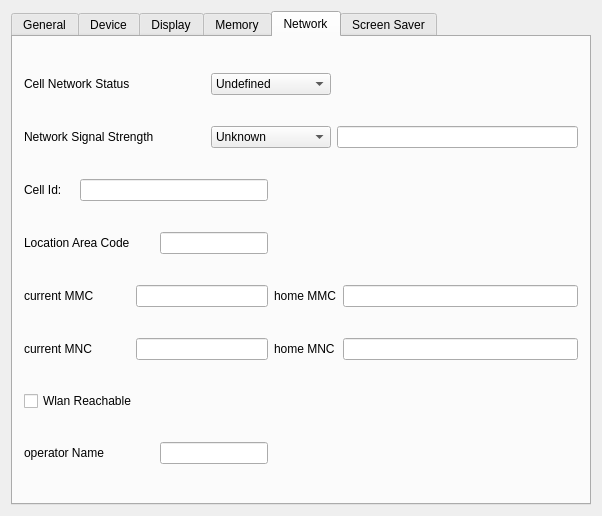
Old version of the form examples/sysinfo/dialog.ui in the repository qtproject/qt-mobility.
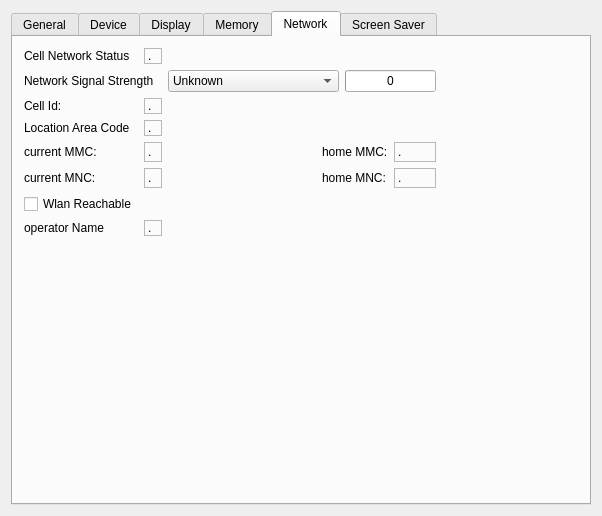
New version of the form.

Commit message: make network example work better. implement netwrk stuff in linux

Diff of the .ui file:
```diff
--- a/examples/sysinfo/dialog.ui
+++ b/examples/sysinfo/dialog.ui
@@ -14,7 +14,7 @@
    <string>Sysinfo</string>
   </property>
   <layout class="QGridLayout" name="gridLayout">
-   <item row="0" column="0">
+   <item row="0" column="1">
     <widget class="QTabWidget" name="tabWidget">
      <property name="currentIndex">
       <number>4</number>
@@ -535,66 +535,22 @@
        <string>Network</string>
       </attribute>
       <layout class="QGridLayout" name="gridLayout_3">
-       <item row="0" column="0" colspan="2">
+       <item row="0" column="0" colspan="3">
         <widget class="QLabel" name="label_5">
          <property name="text">
           <string>Cell Network Status</string>
          </property>
         </widget>
        </item>
-       <item row="0" column="4" colspan="2">
-        <widget class="QComboBox" name="comboBox_4">
-         <item>
-          <property name="text">
-           <string>Undefined</string>
-          </property>
-         </item>
-         <item>
-          <property name="text">
-           <string>No Network</string>
-          </property>
-         </item>
-         <item>
-          <property name="text">
-           <string>Emergency Only</string>
-          </property>
-         </item>
-         <item>
-          <property name="text">
-           <string>Searching</string>
-          </property>
-         </item>
-         <item>
-          <property name="text">
-           <string>Busy</string>
-          </property>
-         </item>
-         <item>
-          <property name="text">
-           <string>Home network</string>
-          </property>
-         </item>
-         <item>
-          <property name="text">
-           <string>Denied</string>
-          </property>
-         </item>
-         <item>
-          <property name="text">
-           <string>Roaming</string>
-          </property>
-         </item>
-        </widget>
-       </item>
-       <item row="1" column="0" colspan="3">
+       <item row="1" column="0" colspan="4">
         <widget class="QLabel" name="label_6">
          <property name="text">
           <string>Network Signal Strength</string>
          </property>
         </widget>
        </item>
-       <item row="1" column="4" colspan="2">
-        <widget class="QComboBox" name="comboBox_5">
+       <item row="1" column="5" colspan="3">
+        <widget class="QComboBox" name="netStrengthComboBox">
          <item>
           <property name="text">
            <string>Unknown</string>
@@ -627,8 +583,15 @@
          </item>
         </widget>
        </item>
-       <item row="1" column="6" colspan="2">
-        <widget class="QLineEdit" name="signalLineEdit"/>
+       <item row="1" column="8" colspan="2">
+        <widget class="QProgressBar" name="signalLevelProgressBar">
+         <property name="value">
+          <number>0</number>
+         </property>
+         <property name="format">
+          <string>%v</string>
+         </property>
+        </widget>
        </item>
        <item row="2" column="0">
         <widget class="QLabel" name="label_7">
@@ -637,58 +600,105 @@
          </property>
         </widget>
        </item>
-       <item row="2" column="1" colspan="4">
-        <widget class="QLineEdit" name="cellIdLineEdit"/>
-       </item>
-       <item row="3" column="0" colspan="2">
+       <item row="3" column="0" colspan="3">
         <widget class="QLabel" name="label_8">
          <property name="text">
           <string>Location Area Code</string>
          </property>
         </widget>
        </item>
-       <item row="3" column="3" colspan="2">
-        <widget class="QLineEdit" name="lacLineEdit"/>
-       </item>
        <item row="4" column="0" colspan="2">
         <widget class="QLabel" name="label_9">
          <property name="text">
-          <string>current MMC</string>
+          <string>current MMC:</string>
          </property>
         </widget>
        </item>
-       <item row="4" column="2" colspan="3">
-        <widget class="QLineEdit" name="curMmcLineEdit"/>
-       </item>
        <item row="4" column="5" colspan="2">
+        <spacer name="horizontalSpacer_4">
+         <property name="orientation">
+          <enum>Qt::Horizontal</enum>
+         </property>
+         <property name="sizeHint" stdset="0">
+          <size>
+           <width>125</width>
+           <height>20</height>
+          </size>
+         </property>
+        </spacer>
+       </item>
+       <item row="4" column="7" colspan="2">
         <widget class="QLabel" name="label_11">
          <property name="text">
-          <string>home MMC</string>
+          <string>home MMC:</string>
          </property>
         </widget>
        </item>
-       <item row="4" column="7">
-        <widget class="QLineEdit" name="homeMmcLineEdit"/>
+       <item row="4" column="9">
+        <widget class="QLabel" name="homeMMCLabel">
+         <property name="frameShape">
+          <enum>QFrame::StyledPanel</enum>
+         </property>
+         <property name="frameShadow">
+          <enum>QFrame::Sunken</enum>
+         </property>
+         <property name="text">
+          <string>.</string>
+         </property>
+        </widget>
+       </item>
+       <item row="4" column="10">
+        <spacer name="horizontalSpacer_5">
+         <property name="orientation">
+          <enum>Qt::Horizontal</enum>
+         </property>
+         <property name="sizeHint" stdset="0">
+          <size>
+           <width>118</width>
+           <height>20</height>
+          </size>
+         </property>
+        </spacer>
        </item>
        <item row="5" column="0" colspan="2">
         <widget class="QLabel" name="label_10">
          <property name="text">
-          <string>current MNC</string>
+          <string>current MNC:</string>
          </property>
         </widget>
        </item>
-       <item row="5" column="2" colspan="3">
-        <widget class="QLineEdit" name="curMncLineEdit"/>
+       <item row="5" column="6">
+        <spacer name="horizontalSpacer_6">
+         <property name="orientation">
+          <enum>Qt::Horizontal</enum>
+         </property>
+         <property name="sizeHint" stdset="0">
+          <size>
+           <width>119</width>
+           <height>20</height>
+          </size>
+         </property>
+        </spacer>
        </item>
-       <item row="5" column="5" colspan="2">
+       <item row="5" column="7" colspan="2">
         <widget class="QLabel" name="label_12">
          <property name="text">
-          <string>home MNC</string>
+          <string>home MNC:</string>
          </property>
         </widget>
        </item>
-       <item row="5" column="7">
-        <widget class="QLineEdit" name="homeMncLineEdit"/>
+       <item row="5" column="9">
+        <widget class="QLabel" name="homeMNCLabel">
+         <property name="frameShape">
+          <enum>QFrame::StyledPanel</enum>
+         </property>
+         <property name="frameShadow">
+          <enum>QFrame::Sunken</enum>
+         </property>
+         <property name="text">
+          <string>.</string>
+         </property>
+        </widget>
        </item>
        <item row="6" column="0" colspan="4">
         <widget class="QCheckBox" name="wlanCheckBox">
@@ -704,8 +714,109 @@
          </property>
         </widget>
        </item>
-       <item row="7" column="3" colspan="2">
-        <widget class="QLineEdit" name="operatorNameLineEdit"/>
+       <item row="8" column="1">
+        <spacer name="verticalSpacer_2">
+         <property name="orientation">
+          <enum>Qt::Vertical</enum>
+         </property>
+         <property name="sizeHint" stdset="0">
+          <size>
+           <width>20</width>
+           <height>217</height>
+          </size>
+         </property>
+        </spacer>
+       </item>
+       <item row="5" column="10">
+        <spacer name="horizontalSpacer_7">
+         <property name="orientation">
+          <enum>Qt::Horizontal</enum>
+         </property>
+         <property name="sizeHint" stdset="0">
+          <size>
+           <width>74</width>
+           <height>20</height>
+          </size>
+         </property>
+        </spacer>
+       </item>
+       <item row="3" column="3">
+        <widget class="QLabel" name="locationAreaCodeLabel">
+         <property name="frameShape">
+          <enum>QFrame::StyledPanel</enum>
+         </property>
+         <property name="frameShadow">
+          <enum>QFrame::Sunken</enum>
+         </property>
+         <property name="text">
+          <string>.</string>
+         </property>
+        </widget>
+       </item>
+       <item row="2" column="3">
+        <widget class="QLabel" name="cellIdLabel">
+         <property name="frameShape">
+          <enum>QFrame::StyledPanel</enum>
+         </property>
+         <property name="frameShadow">
+          <enum>QFrame::Sunken</enum>
+         </property>
+         <property name="text">
+          <string>.</string>
+         </property>
+        </widget>
+       </item>
+       <item row="7" column="3">
+        <widget class="QLabel" name="operatorNameLabel">
+         <property name="frameShape">
+          <enum>QFrame::StyledPanel</enum>
+         </property>
+         <property name="frameShadow">
+          <enum>QFrame::Sunken</enum>
+         </property>
+         <property name="text">
+          <string>.</string>
+         </property>
+        </widget>
+       </item>
+       <item row="4" column="3">
+        <widget class="QLabel" name="currentMMCLabel">
+         <property name="frameShape">
+          <enum>QFrame::StyledPanel</enum>
+         </property>
+         <property name="frameShadow">
+          <enum>QFrame::Sunken</enum>
+         </property>
+         <property name="text">
+          <string>.</string>
+         </property>
+        </widget>
+       </item>
+       <item row="5" column="3">
+        <widget class="QLabel" name="currentMNCLabel">
+         <property name="frameShape">
+          <enum>QFrame::StyledPanel</enum>
+         </property>
+         <property name="frameShadow">
+          <enum>QFrame::Sunken</enum>
+         </property>
+         <property name="text">
+          <string>.</string>
+         </property>
+        </widget>
+       </item>
+       <item row="0" column="3">
+        <widget class="QLabel" name="cellNetworkStatusLabel">
+         <property name="frameShape">
+          <enum>QFrame::StyledPanel</enum>
+         </property>
+         <property name="frameShadow">
+          <enum>QFrame::Sunken</enum>
+         </property>
+         <property name="text">
+          <string>.</string>
+         </property>
+        </widget>
        </item>
       </layout>
      </widget>
```
The commit also changes 3 other files.
